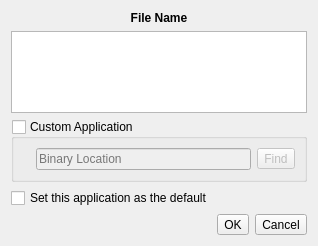
trueos/pcbsd, file lumina/lumina-open/LFileDialog.ui: the form before one commit.
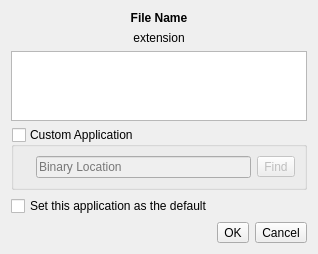
The form after the commit. Icons and pictures are not drawn.

Commit message: Clean up the lumina-open filename/extension display a bit. This should make it a lot more useful to the user (especially for URLs or other special links).

What changed in the file:
```diff
--- a/lumina/lumina-open/LFileDialog.ui
+++ b/lumina/lumina-open/LFileDialog.ui
@@ -11,7 +11,7 @@
    </rect>
   </property>
   <property name="windowTitle">
-   <string>Open File With...</string>
+   <string>Open With...</string>
   </property>
   <property name="windowIcon">
    <iconset resource="lumina-open.qrc">
@@ -19,8 +19,6 @@
   </property>
   <layout class="QVBoxLayout" name="verticalLayout">
    <item>
-    <layout class="QHBoxLayout" name="horizontalLayout_2">
-     <item>
       <widget class="QLabel" name="label_file">
        <property name="sizePolicy">
         <sizepolicy hsizetype="Expanding" vsizetype="Preferred">
@@ -45,7 +43,15 @@
        </property>
       </widget>
      </item>
-    </layout>
+   <item>
+    <widget class="QLabel" name="label_extension">
+     <property name="text">
+      <string notr="true">extension</string>
+     </property>
+     <property name="alignment">
+      <set>Qt::AlignCenter</set>
+     </property>
+    </widget>
    </item>
    <item>
     <widget class="QTreeWidget" name="tree_apps">
```
Lines whose indentation alone changed are shown as unchanged. The commit also changes 3 other files.
